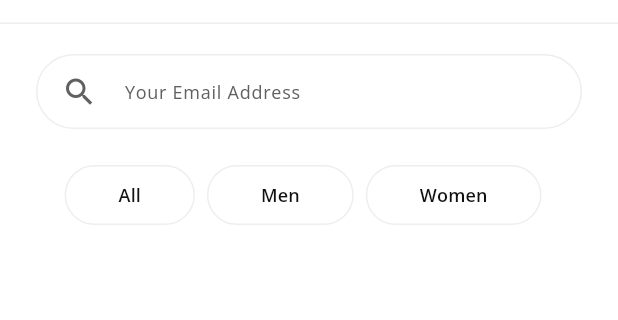
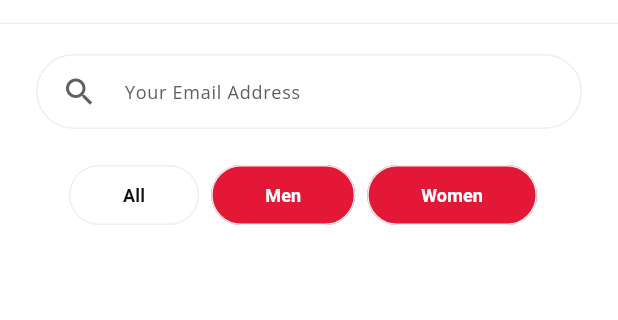
Before and after one commit to mrizkyaly/flutter-bloc-project, a Flutter app: the screen it shows after launch, after a tap on "Men", after a tap on "Women", on a phone screen of 412 x 824 dp, the part 75-395 px from its top. Run offline on Flutter 3.47's test engine with Material 3 defaults, Android fonts, the phone set to English and light mode, and no system bars; our stand-ins replace bloc, flutter_bloc, google_fonts, qr_flutter; network calls fail.

Commit message:
feat : change color when click button filter

```diff
--- a/lib/features/home/ui/home.dart
+++ b/lib/features/home/ui/home.dart
@@ -27,6 +27,8 @@ class _HomeState extends State<Home> {
 
   @override
   Widget build(BuildContext context) {
+    bool isFilterActive = false;
+
     return BlocConsumer<HomesBloc, HomesState>(
       bloc: homeBloc,
       listenWhen: (previous, current) => current is HomeActionState,
@@ -142,31 +144,47 @@ class _HomeState extends State<Home> {
                                       homesBloc: homeBloc,
                                       name: 'All',
                                       type: 'All',
-                                      onPress: () {
-                                        homeBloc.add(HomeFilteredProductEvent(
-                                          filterType: 'All',
-                                        ));
-                                      },
+                                      index: 0,
+                                      // onPress: () {
+                                      //   homeBloc.add(HomeFilteredProductEvent(
+                                      //     filterType: 'All',
+                                      //   ));
+                                      //   setState(() {
+                                      //     isFilterActive = !isFilterActive;
+                                      //   });
+
+                                      //   print(isFilterActive);
+                                      // },
                                     ),
                                     ButtonFilter(
                                       homesBloc: homeBloc,
                                       name: 'Men',
                                       type: 'Mens',
-                                      onPress: () {
-                                        homeBloc.add(HomeFilteredProductEvent(
-                                          filterType: 'Mens',
-                                        ));
-                                      },
+                                      index: 1,
+                                      // onPress: () {
+                                      //   homeBloc.add(HomeFilteredProductEvent(
+                                      //     filterType: 'Mens',
+                                      //   ));
+                                      //   setState(() {
+                                      //     isFilterActive = !isFilterActive;
+                                      //   });
+                                      //   print(isFilterActive);
+                                      // },
                                     ),
                                     ButtonFilter(
                                       homesBloc: homeBloc,
                                       name: 'Women',
                                       type: 'Womens',
-                                      onPress: () {
-                                        homeBloc.add(HomeFilteredProductEvent(
-                                          filterType: 'Womens',
-                                        ));
-                                      },
+                                      index: 2,
+                                      // onPress: () {
+                                      //   homeBloc.add(HomeFilteredProductEvent(
+                                      //     filterType: 'Womens',
+                                      //   ));
+                                      //   setState(() {
+                                      //     isFilterActive = !isFilterActive;
+                                      //   });
+                                      //   print(isFilterActive);
+                                      // },
                                     ),
                                   ],
                                 ),
--- a/lib/widgets/button_filter.dart
+++ b/lib/widgets/button_filter.dart
@@ -2,50 +2,60 @@ import 'package:flutter/material.dart';
 import 'package:flutter_bloc_project/features/home/bloc/homes_bloc.dart';
 import 'package:flutter_bloc_project/theme/theme.dart';
 
-class ButtonFilter extends StatelessWidget {
+class ButtonFilter extends StatefulWidget {
   final String name;
   final String type;
-  final bool isActive;
   final HomesBloc homesBloc;
-  final VoidCallback onPress;
+  final int index; // Menambahkan indeks sebagai parameter
 
   const ButtonFilter({
     super.key,
     required this.name,
     required this.type,
     required this.homesBloc,
-    this.isActive = false,
-    required this.onPress,
+    required this.index, // Menerima indeks sebagai parameter
   });
+
+  @override
+  // ignore: library_private_types_in_public_api
+  _ButtonFilterState createState() => _ButtonFilterState();
+}
+
+class _ButtonFilterState extends State<ButtonFilter> {
+  int _activeIndex =
+      -1; // Indeks tombol yang aktif, default -1 (tidak ada yang aktif)
 
   @override
   Widget build(BuildContext context) {
     return Container(
       padding: const EdgeInsets.only(right: 8),
       child: ElevatedButton(
-        onPressed: onPress,
+        onPressed: () {
+          setState(() {
+            _activeIndex = widget.index;
+          });
+
+          widget.homesBloc
+              .add(HomeFilteredProductEvent(filterType: widget.type));
+        },
         style: ElevatedButton.styleFrom(
-          elevation: 0, // Set elevation to 0 to remove shadow
-          backgroundColor: isActive
+          elevation: 0,
+          backgroundColor: _activeIndex == widget.index
               ? primaryColor
-              : Colors.white, // Set background color to pure white
+              : Colors.white, // Set warna berdasarkan indeks aktif
           shape: RoundedRectangleBorder(
             borderRadius: BorderRadius.circular(50),
-            side: BorderSide(
-                width: 1, color: borderColor), // Border width and color
+            side: BorderSide(width: 1, color: borderColor),
           ),
         ),
         child: Padding(
-          padding: const EdgeInsets.symmetric(
-            vertical: 8,
-            horizontal: 12,
-          ),
+          padding: const EdgeInsets.symmetric(vertical: 8, horizontal: 12),
           child: Text(
-            name, // Button text
-            style: inputTextStyle.copyWith(
+            widget.name,
+            style: TextStyle(
               fontSize: 12,
               fontWeight: FontWeight.w600,
-              color: isActive ? Colors.white : titleColor,
+              color: _activeIndex == widget.index ? Colors.white : titleColor,
             ),
           ),
         ),
```
